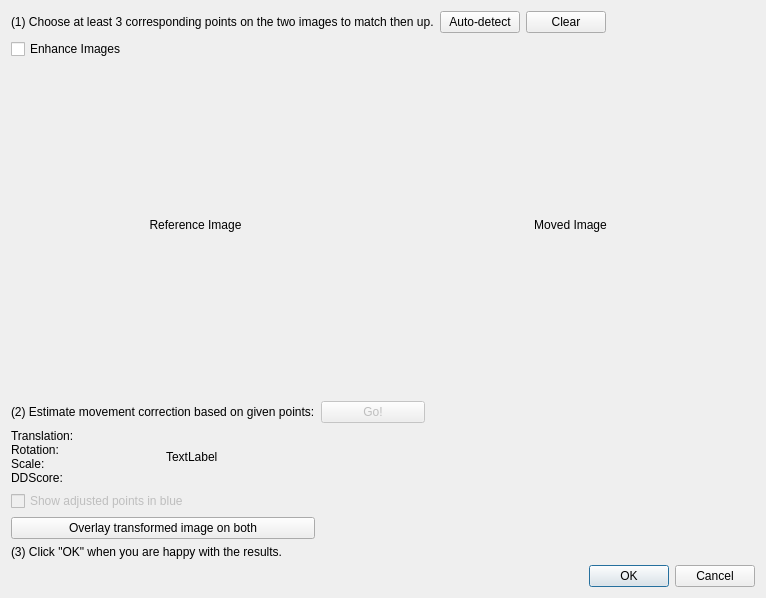
Old version of the form calcam/gui/qt_designer_files/movement_corr_dialog.ui in the repository euratom-software/calcam.
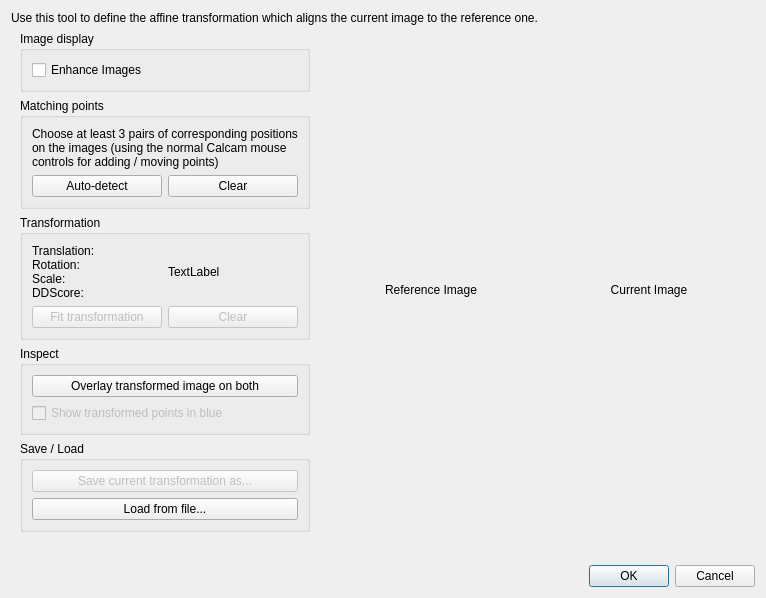
New version of the form.

Patch:
```diff
--- a/calcam/gui/qt_designer_files/movement_corr_dialog.ui
+++ b/calcam/gui/qt_designer_files/movement_corr_dialog.ui
@@ -13,62 +13,66 @@
   <property name="windowTitle">
    <string>Calcam - Camera movement correction</string>
   </property>
+  <layout class="QGridLayout" name="gridLayout_2">
+   <item row="2" column="0" colspan="3">
+    <widget class="QDialogButtonBox" name="buttonbox">
+     <property name="orientation">
+      <enum>Qt::Horizontal</enum>
+     </property>
+     <property name="standardButtons">
+      <set>QDialogButtonBox::Cancel|QDialogButtonBox::Ok</set>
+     </property>
+    </widget>
+   </item>
+   <item row="1" column="0">
+    <widget class="QWidget" name="widget" native="true">
   <layout class="QGridLayout" name="gridLayout">
-   <item row="6" column="0" colspan="2">
-    <widget class="QFrame" name="frame_2">
-     <property name="sizePolicy">
-      <sizepolicy hsizetype="Preferred" vsizetype="Minimum">
-       <horstretch>0</horstretch>
-       <verstretch>0</verstretch>
-      </sizepolicy>
-     </property>
-     <property name="frameShape">
-      <enum>QFrame::NoFrame</enum>
-     </property>
-     <property name="frameShadow">
-      <enum>QFrame::Raised</enum>
-     </property>
-     <layout class="QGridLayout" name="gridLayout_3">
-      <property name="leftMargin">
-       <number>0</number>
-      </property>
       <property name="topMargin">
-       <number>9</number>
-      </property>
-      <property name="rightMargin">
        <number>0</number>
       </property>
-      <property name="bottomMargin">
-       <number>0</number>
-      </property>
-      <item row="1" column="0" colspan="2">
+      <item row="3" column="0">
+       <widget class="QGroupBox" name="groupBox_3">
+        <property name="title">
+         <string>Matching points</string>
+        </property>
+        <layout class="QGridLayout" name="gridLayout_5">
+         <item row="1" column="1">
+          <widget class="QPushButton" name="clear_button">
+           <property name="text">
+            <string>Clear</string>
+           </property>
+          </widget>
+         </item>
+         <item row="1" column="0">
+          <widget class="QPushButton" name="auto_points_button">
+           <property name="enabled">
+            <bool>true</bool>
+           </property>
+           <property name="text">
+            <string>Auto-detect</string>
+           </property>
+          </widget>
+         </item>
+         <item row="0" column="0" colspan="2">
        <widget class="QLabel" name="label_4">
         <property name="text">
-         <string>(2) Estimate movement correction based on given points:</string>
-        </property>
-       </widget>
-      </item>
-      <item row="1" column="2">
-       <widget class="QPushButton" name="update_homography_button">
-        <property name="enabled">
-         <bool>false</bool>
-        </property>
-        <property name="text">
-         <string>Go!</string>
-        </property>
-       </widget>
-      </item>
-      <item row="2" column="0">
-       <widget class="QLabel" name="transform_param_names">
-        <property name="text">
-         <string>&lt;html&gt;&lt;head/&gt;&lt;body&gt;&lt;p&gt;Translation: &lt;br/&gt;Rotation: &lt;br/&gt;Scale:&lt;br/&gt;DDScore:&lt;/p&gt;&lt;/body&gt;&lt;/html&gt;</string>
-        </property>
-        <property name="margin">
-         <number>5</number>
-        </property>
+            <string>Choose at least 3 pairs of corresponding positions on the images (using the normal Calcam mouse controls for adding / moving points)</string>
+           </property>
+           <property name="wordWrap">
+            <bool>true</bool>
+           </property>
+          </widget>
+         </item>
+        </layout>
        </widget>
       </item>
-      <item row="5" column="0" colspan="2">
+      <item row="5" column="0">
+       <widget class="QGroupBox" name="groupBox_5">
+        <property name="title">
+         <string>Inspect</string>
+        </property>
+        <layout class="QVBoxLayout" name="verticalLayout_5">
+         <item>
        <widget class="QPushButton" name="overlay_button">
         <property name="enabled">
          <bool>true</bool>
@@ -78,132 +82,127 @@
         </property>
        </widget>
       </item>
-      <item row="2" column="1">
-       <widget class="QLabel" name="transform_params">
-        <property name="text">
-         <string>TextLabel</string>
-        </property>
-        <property name="margin">
-         <number>5</number>
-        </property>
-       </widget>
-      </item>
-      <item row="1" column="3" colspan="3">
-       <spacer name="horizontalSpacer_3">
-        <property name="orientation">
-         <enum>Qt::Horizontal</enum>
-        </property>
-        <property name="sizeHint" stdset="0">
-         <size>
-          <width>40</width>
-          <height>20</height>
-         </size>
-        </property>
-       </spacer>
-      </item>
-      <item row="4" column="0" colspan="5">
+         <item>
        <widget class="QCheckBox" name="fitted_points_checkbox">
         <property name="enabled">
          <bool>false</bool>
         </property>
         <property name="text">
-         <string>Show adjusted points in blue</string>
+            <string>Show transformed points in blue</string>
         </property>
        </widget>
       </item>
      </layout>
     </widget>
    </item>
-   <item row="7" column="0" colspan="2">
-    <widget class="QLabel" name="label_6">
-     <property name="text">
-      <string>(3) Click &quot;OK&quot; when you are happy with the results.</string>
-     </property>
-    </widget>
-   </item>
-   <item row="1" column="0" colspan="2">
-    <widget class="QFrame" name="frame">
-     <property name="frameShape">
-      <enum>QFrame::NoFrame</enum>
-     </property>
-     <property name="frameShadow">
-      <enum>QFrame::Plain</enum>
-     </property>
-     <layout class="QGridLayout" name="gridLayout_2">
-      <property name="margin">
-       <number>0</number>
-      </property>
-      <item row="0" column="3">
-       <widget class="QPushButton" name="auto_points_button">
-        <property name="enabled">
-         <bool>true</bool>
-        </property>
-        <property name="text">
-         <string>Auto-detect</string>
-        </property>
-       </widget>
-      </item>
-      <item row="0" column="0" colspan="3">
-       <widget class="QLabel" name="label_3">
-        <property name="text">
-         <string>(1) Choose at least 3 corresponding points on the two images to match then up.</string>
-        </property>
-       </widget>
-      </item>
-      <item row="0" column="5">
-       <spacer name="horizontalSpacer_2">
-        <property name="orientation">
-         <enum>Qt::Horizontal</enum>
-        </property>
-        <property name="sizeHint" stdset="0">
-         <size>
-          <width>40</width>
-          <height>20</height>
-         </size>
-        </property>
-       </spacer>
-      </item>
-      <item row="2" column="1" colspan="5">
-       <spacer name="horizontalSpacer">
-        <property name="orientation">
-         <enum>Qt::Horizontal</enum>
-        </property>
-        <property name="sizeHint" stdset="0">
-         <size>
-          <width>40</width>
-          <height>20</height>
-         </size>
-        </property>
-       </spacer>
-      </item>
       <item row="2" column="0">
+       <widget class="QGroupBox" name="groupBox">
+        <property name="title">
+         <string>Image display</string>
+        </property>
+        <layout class="QVBoxLayout" name="verticalLayout_4">
+         <item>
        <widget class="QCheckBox" name="image_enhancement_checkbox">
         <property name="text">
          <string>Enhance Images</string>
         </property>
        </widget>
       </item>
-      <item row="0" column="4">
-       <widget class="QPushButton" name="clear_button">
-        <property name="text">
-         <string>Clear</string>
-        </property>
-       </widget>
-      </item>
      </layout>
     </widget>
    </item>
-   <item row="8" column="0" colspan="2">
-    <widget class="QDialogButtonBox" name="buttonbox">
+      <item row="7" column="0">
+       <spacer name="verticalSpacer">
      <property name="orientation">
-      <enum>Qt::Horizontal</enum>
-     </property>
-     <property name="standardButtons">
-      <set>QDialogButtonBox::Cancel|QDialogButtonBox::Ok</set>
-     </property>
-    </widget>
-   </item>
-   <item row="5" column="0">
+         <enum>Qt::Vertical</enum>
+        </property>
+        <property name="sizeHint" stdset="0">
+         <size>
+          <width>20</width>
+          <height>40</height>
+         </size>
+        </property>
+       </spacer>
+      </item>
+      <item row="4" column="0">
+       <widget class="QGroupBox" name="groupBox_2">
+        <property name="title">
+         <string>Transformation</string>
+        </property>
+        <layout class="QGridLayout" name="gridLayout_4">
+         <item row="1" column="1">
+          <widget class="QLabel" name="transform_params">
+           <property name="text">
+            <string>TextLabel</string>
+           </property>
+           <property name="margin">
+            <number>5</number>
+           </property>
+          </widget>
+         </item>
+         <item row="1" column="0">
+          <widget class="QLabel" name="transform_param_names">
+           <property name="text">
+            <string>&lt;html&gt;&lt;head/&gt;&lt;body&gt;&lt;p&gt;Translation: &lt;br/&gt;Rotation: &lt;br/&gt;Scale:&lt;br/&gt;DDScore:&lt;/p&gt;&lt;/body&gt;&lt;/html&gt;</string>
+           </property>
+           <property name="margin">
+            <number>5</number>
+           </property>
+          </widget>
+         </item>
+         <item row="2" column="1">
+          <widget class="QPushButton" name="clear_transform_button">
+           <property name="enabled">
+            <bool>false</bool>
+           </property>
+           <property name="text">
+            <string>Clear</string>
+           </property>
+          </widget>
+         </item>
+         <item row="2" column="0">
+          <widget class="QPushButton" name="update_homography_button">
+           <property name="enabled">
+            <bool>false</bool>
+           </property>
+           <property name="text">
+            <string>Fit transformation</string>
+           </property>
+          </widget>
+         </item>
+        </layout>
+       </widget>
+      </item>
+      <item row="6" column="0">
+       <widget class="QGroupBox" name="groupBox_4">
+        <property name="title">
+         <string>Save / Load</string>
+        </property>
+        <layout class="QVBoxLayout" name="verticalLayout_3">
+         <item>
+          <widget class="QPushButton" name="save_button">
+           <property name="enabled">
+            <bool>false</bool>
+           </property>
+           <property name="text">
+            <string>Save current transformation as...</string>
+           </property>
+          </widget>
+         </item>
+         <item>
+          <widget class="QPushButton" name="load_button">
+           <property name="text">
+            <string>Load from file...</string>
+           </property>
+          </widget>
+         </item>
+        </layout>
+       </widget>
+      </item>
+     </layout>
+    </widget>
+   </item>
+   <item row="1" column="1">
     <widget class="QFrame" name="ref_frame">
      <property name="sizePolicy">
       <sizepolicy hsizetype="Preferred" vsizetype="Expanding">
@@ -218,6 +217,9 @@
       <enum>QFrame::Plain</enum>
      </property>
      <layout class="QVBoxLayout" name="verticalLayout">
+      <property name="topMargin">
+       <number>0</number>
+      </property>
       <item>
        <widget class="QLabel" name="label">
         <property name="sizePolicy">
@@ -234,7 +236,7 @@
      </layout>
     </widget>
    </item>
-   <item row="5" column="1">
+   <item row="1" column="2">
     <widget class="QFrame" name="new_frame">
      <property name="sizePolicy">
       <sizepolicy hsizetype="Preferred" vsizetype="Expanding">
@@ -249,6 +251,9 @@
       <enum>QFrame::Plain</enum>
      </property>
      <layout class="QVBoxLayout" name="verticalLayout_2">
+      <property name="topMargin">
+       <number>0</number>
+      </property>
       <item>
        <widget class="QLabel" name="label_2">
         <property name="sizePolicy">
@@ -258,13 +263,23 @@
          </sizepolicy>
         </property>
         <property name="text">
-         <string>&lt;html&gt;&lt;head/&gt;&lt;body&gt;&lt;p align=&quot;center&quot;&gt;Moved Image&lt;/p&gt;&lt;/body&gt;&lt;/html&gt;</string>
+         <string>&lt;html&gt;&lt;head/&gt;&lt;body&gt;&lt;p align=&quot;center&quot;&gt;Current Image&lt;/p&gt;&lt;/body&gt;&lt;/html&gt;</string>
         </property>
        </widget>
       </item>
      </layout>
     </widget>
    </item>
+   <item row="0" column="0" colspan="3">
+    <widget class="QLabel" name="label_3">
+     <property name="text">
+      <string>Use this tool to define the affine transformation which aligns the current image to the reference one.</string>
+     </property>
+     <property name="wordWrap">
+      <bool>true</bool>
+     </property>
+    </widget>
+   </item>
   </layout>
  </widget>
  <resources/>
```
Lines whose indentation alone changed are shown as unchanged.
